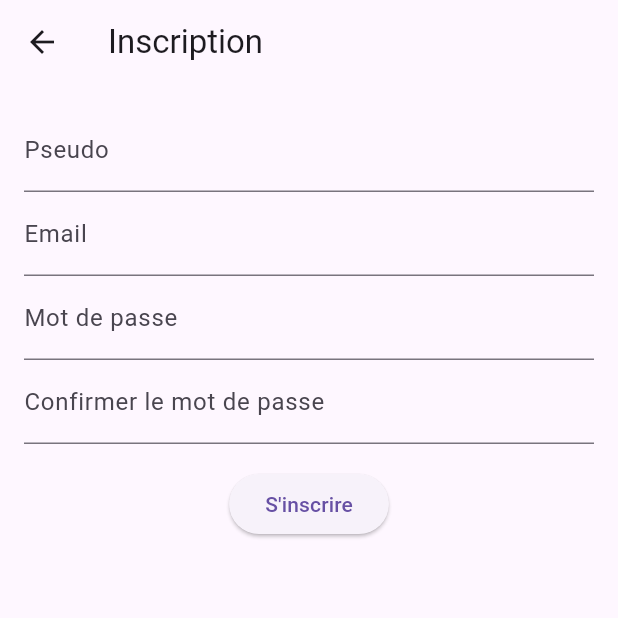
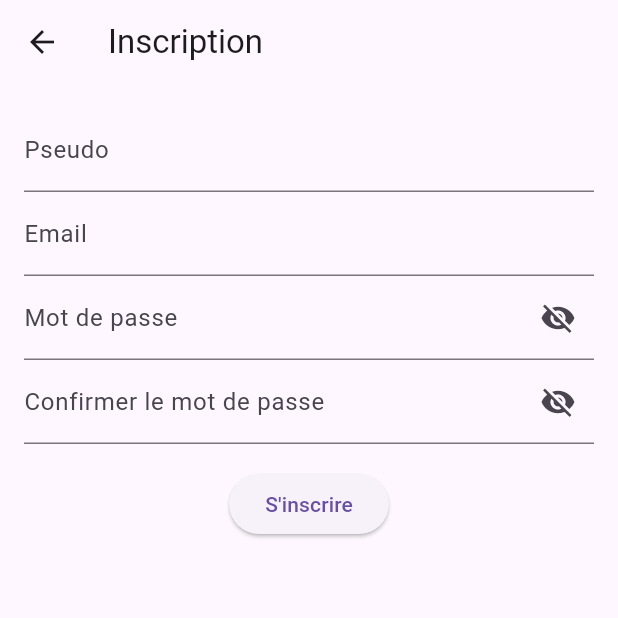
Before and after one commit to NathanFrny/mobile, a Flutter app: the RegisterPage screen opened directly, on a phone screen of 412 x 824 dp, the top half of it. Run offline on Flutter 3.47's test engine with Material 3 defaults, Android fonts, the phone set to English and light mode, and no system bars; our stand-ins replace appwrite; network calls fail.

Commit message:
Bouton pour afficher / cacher mot de passe

```diff
--- a/lib/pages/register_page.dart
+++ b/lib/pages/register_page.dart
@@ -16,6 +16,8 @@ class _RegisterPageState extends State<RegisterPage> {
   final TextEditingController _passwordController = TextEditingController();
   final TextEditingController _confirmPasswordController =
       TextEditingController();
+  bool _isPasswordVisible = false;
+  bool _isConfirmPasswordVisible = false;
 
   Future<void> _registerUser() async {
     if (_passwordController.text != _confirmPasswordController.text) {
@@ -64,14 +66,41 @@ class _RegisterPageState extends State<RegisterPage> {
             ),
             TextField(
               controller: _passwordController,
-              decoration: const InputDecoration(labelText: 'Mot de passe'),
-              obscureText: true,
+              decoration: InputDecoration(
+                labelText: 'Mot de passe',
+                suffixIcon: IconButton(
+                  icon: Icon(
+                    _isPasswordVisible
+                        ? Icons.visibility
+                        : Icons.visibility_off,
+                  ),
+                  onPressed: () {
+                    setState(() {
+                      _isPasswordVisible = !_isPasswordVisible;
+                    });
+                  },
+                ),
+              ),
+              obscureText: !_isPasswordVisible,
             ),
             TextField(
               controller: _confirmPasswordController,
-              decoration:
-                  const InputDecoration(labelText: 'Confirmer le mot de passe'),
-              obscureText: true,
+              decoration: InputDecoration(
+                labelText: 'Confirmer le mot de passe',
+                suffixIcon: IconButton(
+                  icon: Icon(
+                    _isConfirmPasswordVisible
+                        ? Icons.visibility
+                        : Icons.visibility_off,
+                  ),
+                  onPressed: () {
+                    setState(() {
+                      _isConfirmPasswordVisible = !_isConfirmPasswordVisible;
+                    });
+                  },
+                ),
+              ),
+              obscureText: !_isConfirmPasswordVisible,
             ),
             Padding(
               padding: const EdgeInsets.only(top: 16.0),
```
Also changed, not shown: lib/pages/login_page.dart (+17 -2 lines).
